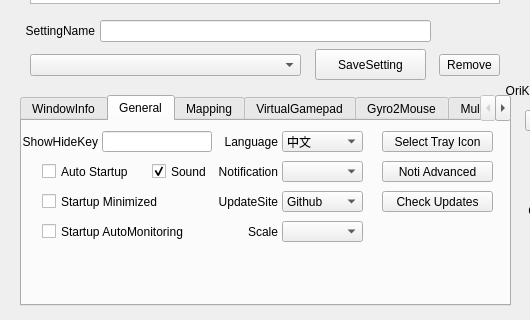
Before: the Qt Designer form QKeyMapper/qkeymapper.ui in Zalafina/QKeyMapper, drawn with Qt 5; both pictures show x 0 to 530 and y 350 to 670 of the 1070 by 670 pixel window.
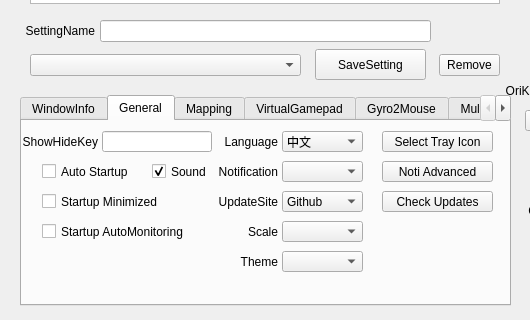
After: the same form once the commit is applied.

The edit to the form file:
```diff
--- a/QKeyMapper/qkeymapper.ui
+++ b/QKeyMapper/qkeymapper.ui
@@ -919,6 +919,35 @@
       <enum>Qt::FocusPolicy::NoFocus</enum>
      </property>
     </widget>
+    <widget class="QComboBox" name="themeComboBox">
+     <property name="geometry">
+      <rect>
+       <x>260</x>
+       <y>130</y>
+       <width>81</width>
+       <height>21</height>
+      </rect>
+     </property>
+     <property name="focusPolicy">
+      <enum>Qt::FocusPolicy::NoFocus</enum>
+     </property>
+    </widget>
+    <widget class="QLabel" name="themeLabel">
+     <property name="geometry">
+      <rect>
+       <x>195</x>
+       <y>130</y>
+       <width>61</width>
+       <height>21</height>
+      </rect>
+     </property>
+     <property name="text">
+      <string>Theme</string>
+     </property>
+     <property name="alignment">
+      <set>Qt::AlignmentFlag::AlignRight|Qt::AlignmentFlag::AlignTrailing|Qt::AlignmentFlag::AlignVCenter</set>
+     </property>
+    </widget>
     <zorder>startupMinimizedCheckBox</zorder>
     <zorder>autoStartupCheckBox</zorder>
     <zorder>notificationLabel</zorder>
```
Left out of the diff: 2 changed lines with no effect on the pictures.
